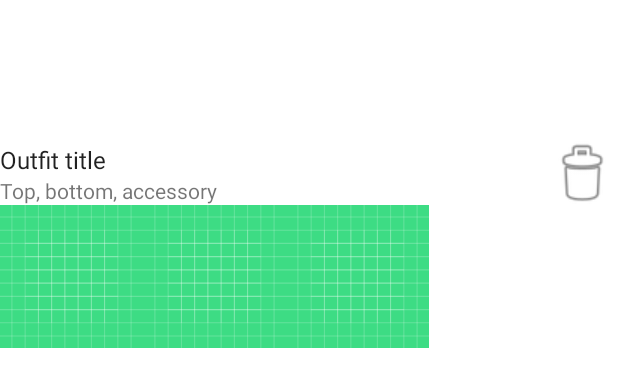
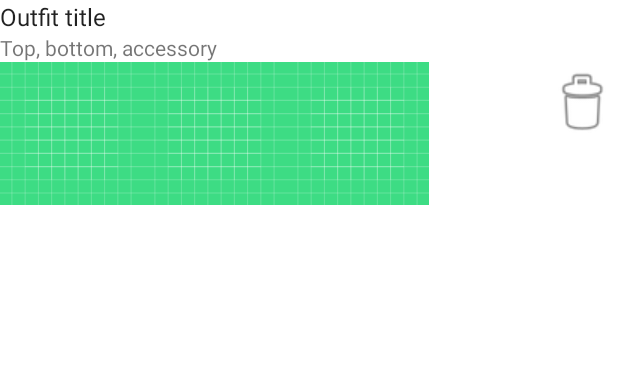
Before and after one commit to 19kmunz/OutFit, an Android app: the layout list_item_outfit.xml on its own in the app's theme, with its tools: preview values and no code run, on a phone screen of 412 x 824 dp. Shown: the top 387 px of the screen. Run offline under Robolectric (Android 15) with nearby library versions, the phone set to English and light mode, and no system bars.

Commit message:
Outfit list UI fix

```diff
--- a/app/src/main/res/layout/list_item_outfit.xml
+++ b/app/src/main/res/layout/list_item_outfit.xml
@@ -14,16 +14,17 @@
         android:text="@string/outfit_title"
         android:textAppearance="@style/TextAppearance.AppCompat.Subhead"
         app:layout_constraintBottom_toTopOf="@+id/clothing_names"
+        app:layout_constraintHorizontal_chainStyle="packed"
+        app:layout_constraintLeft_toLeftOf="parent"
         app:layout_constraintTop_toTopOf="parent"
-        app:layout_constraintVertical_chainStyle="packed"
-        tools:layout_editor_absoluteX="1dp" />
+        app:layout_constraintVertical_chainStyle="packed" />
 
     <TextView
         android:id="@+id/clothing_names"
         android:layout_width="wrap_content"
         android:layout_height="wrap_content"
         android:text="@string/clothing_names"
-        app:layout_constraintBottom_toBottomOf="parent"
+        app:layout_constraintLeft_toLeftOf="parent"
         app:layout_constraintTop_toBottomOf="@+id/outfit_name" />
 
     <ImageView
```
